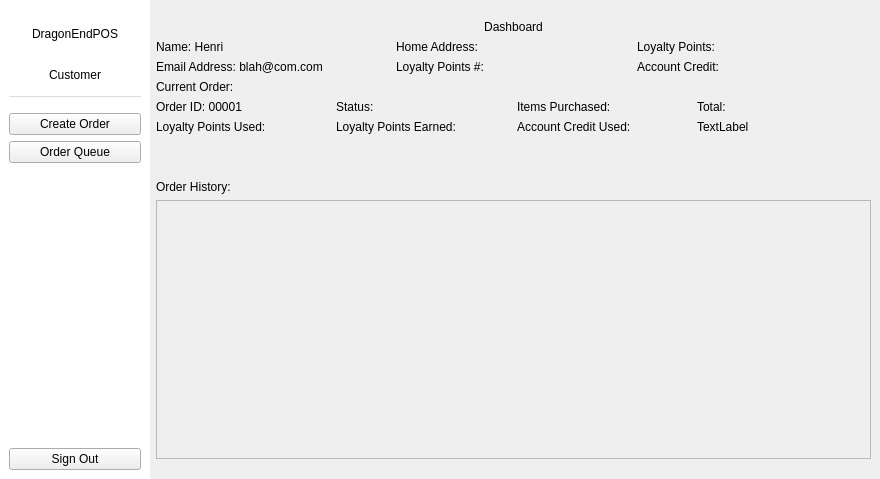
The window that src/view/dashboardview.ui (aidanMiklos/COMP3004FINAL) describes before a commit, drawn with Qt 5.
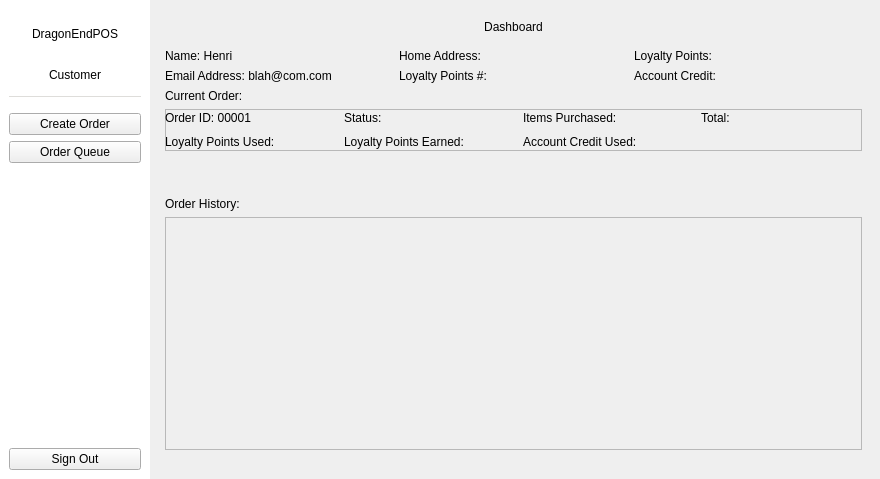
The same window after the commit.

Patch:
```diff
--- a/src/view/dashboardview.ui
+++ b/src/view/dashboardview.ui
@@ -266,6 +266,21 @@
        </property>
       </widget>
      </item>
+     <item>
+      <widget class="QWidget" name="dashboardCustomerOnlyCont" native="true">
+       <property name="sizePolicy">
+        <sizepolicy hsizetype="Preferred" vsizetype="Expanding">
+         <horstretch>0</horstretch>
+         <verstretch>0</verstretch>
+        </sizepolicy>
+       </property>
+       <property name="minimumSize">
+        <size>
+         <width>0</width>
+         <height>50</height>
+        </size>
+       </property>
+       <layout class="QVBoxLayout" name="verticalLayout_4">
      <item>
       <layout class="QGridLayout" name="gridLayout">
        <item row="1" column="0">
@@ -331,7 +346,41 @@
         </widget>
        </item>
        <item>
-        <layout class="QGridLayout" name="gridLayout_3">
+           <widget class="QFrame" name="dashboardCurrOrderInfoFrame">
+            <property name="sizePolicy">
+             <sizepolicy hsizetype="Preferred" vsizetype="Minimum">
+              <horstretch>0</horstretch>
+              <verstretch>0</verstretch>
+             </sizepolicy>
+            </property>
+            <property name="minimumSize">
+             <size>
+              <width>0</width>
+              <height>42</height>
+             </size>
+            </property>
+            <property name="maximumSize">
+             <size>
+              <width>16777215</width>
+              <height>500</height>
+             </size>
+            </property>
+            <property name="frameShape">
+             <enum>QFrame::StyledPanel</enum>
+            </property>
+            <property name="frameShadow">
+             <enum>QFrame::Raised</enum>
+            </property>
+            <widget class="QWidget" name="layoutWidget">
+             <property name="geometry">
+              <rect>
+               <x>0</x>
+               <y>0</y>
+               <width>709</width>
+               <height>42</height>
+              </rect>
+             </property>
+             <layout class="QGridLayout" name="dashboardCurrentOrderInfoGrid">
          <item row="0" column="2">
           <widget class="QLabel" name="dashboardCOPurchasedLbl">
            <property name="text">
@@ -353,13 +402,6 @@
            </property>
           </widget>
          </item>
-         <item row="1" column="3">
-          <widget class="QLabel" name="label_6">
-           <property name="text">
-            <string>TextLabel</string>
-           </property>
-          </widget>
-         </item>
          <item row="1" column="0">
           <widget class="QLabel" name="dashboardUsedPointsLbl">
            <property name="text">
@@ -389,6 +431,8 @@
           </widget>
          </item>
         </layout>
+            </widget>
+           </widget>
        </item>
       </layout>
      </item>
@@ -431,8 +475,8 @@
          <rect>
           <x>0</x>
           <y>0</y>
-          <width>709</width>
-          <height>210</height>
+             <width>691</width>
+             <height>192</height>
          </rect>
         </property>
         <layout class="QHBoxLayout" name="horizontalLayout_3">
@@ -445,6 +489,9 @@
          </item>
         </layout>
        </widget>
+         </widget>
+        </item>
+       </layout>
       </widget>
      </item>
      <item>
```
Left out of the diff: 2 changed lines with no effect on the pictures. Lines whose indentation alone changed are shown as unchanged.
